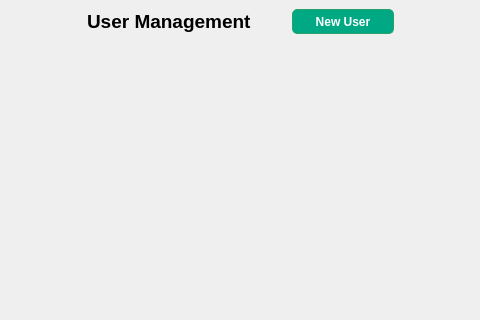
Above: zapzap/view/settings.ui from rafatosta/zapzap before the change; both pictures show x 426 to 906 and y 0 to 320 of the 1082 by 659 pixel window. Below: the same form after it.
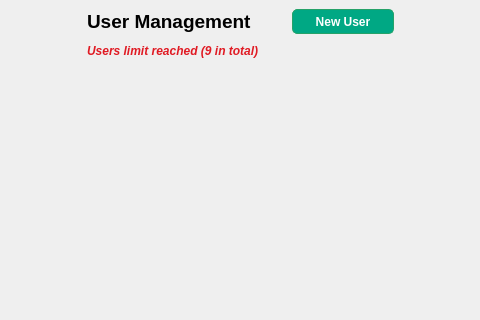
That is the form after the change. The open tabs and pages were chosen to show the change.

Commit message: Defines User Limit

The edit to the form file:
```diff
--- a/zapzap/view/settings.ui
+++ b/zapzap/view/settings.ui
@@ -2131,8 +2131,8 @@
            <rect>
             <x>0</x>
             <y>0</y>
-            <width>290</width>
-            <height>68</height>
+            <width>832</width>
+            <height>659</height>
            </rect>
           </property>
           <layout class="QVBoxLayout" name="verticalLayout_26">
@@ -2240,6 +2240,25 @@
                  </item>
                 </layout>
                </item>
+               <item>
+                <widget class="QLabel" name="label_limiteUser">
+                 <property name="enabled">
+                  <bool>true</bool>
+                 </property>
+                 <property name="font">
+                  <font>
+                   <italic>true</italic>
+                   <bold>true</bold>
+                  </font>
+                 </property>
+                 <property name="styleSheet">
+                  <string notr="true">color: rgb(224, 27, 36);</string>
+                 </property>
+                 <property name="text">
+                  <string>Users limit reached (9 in total)</string>
+                 </property>
+                </widget>
+               </item>
                <item>
                 <layout class="QVBoxLayout" name="usersList">
                  <property name="spacing">
```
Left out of the diff: 5 changed lines with no effect on the pictures. The commit also changes 2 other files.
